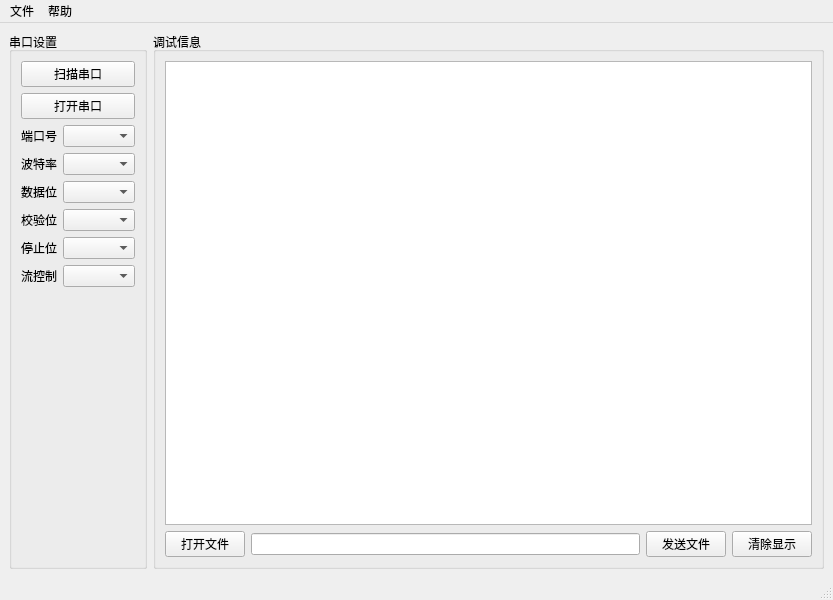
Qt form 32664_Tool/UI_Windows.ui (GH2030/py) before a commit.
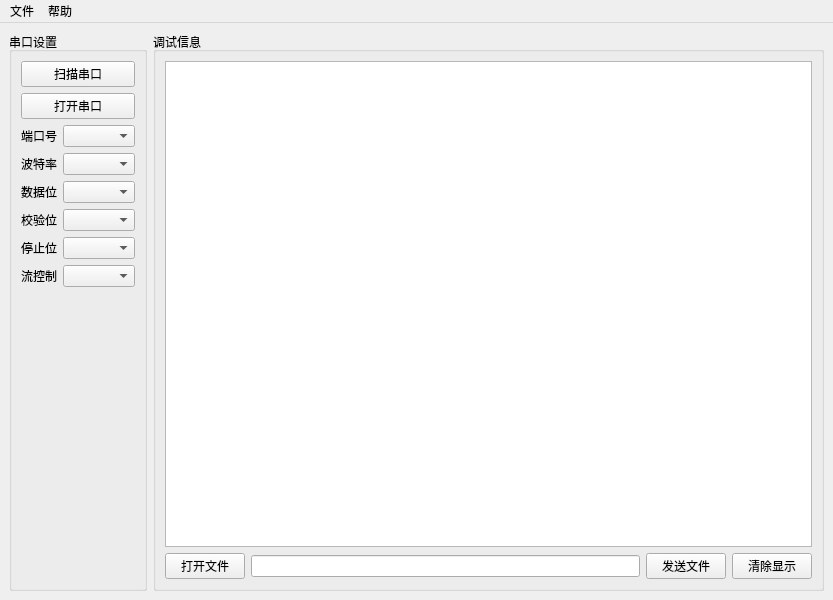
The same form after that commit.

Commit message: 关键字添加颜色

```diff
--- a/32664_Tool/UI_Windows.ui
+++ b/32664_Tool/UI_Windows.ui
@@ -145,8 +145,9 @@
             <widget class="QTextBrowser" name="LogBrowser">
              <property name="font">
               <font>
-               <family>Source Code Pro</family>
+               <family>Source Code Pro Medium</family>
                <pointsize>10</pointsize>
+               <italic>false</italic>
               </font>
              </property>
             </widget>
@@ -214,7 +215,6 @@
    <addaction name="menuFile"/>
    <addaction name="menuHelp"/>
   </widget>
-  <widget class="QStatusBar" name="statusbar"/>
   <action name="actionOpen_File">
    <property name="text">
     <string>打开文件</string>
```
The commit also changes 2 other files.
